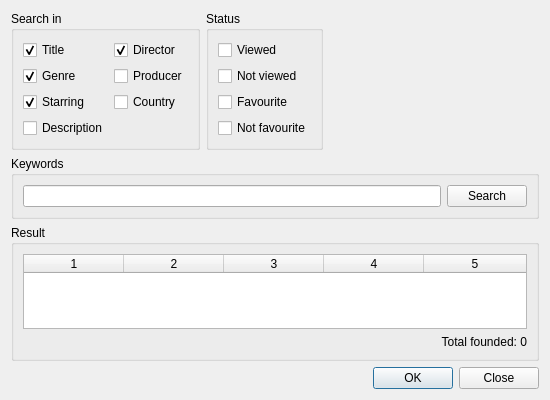
This is src/searchwindow.ui in eugene-melnik/alexandra as Qt 5 draws it before an edit. The edited form follows.
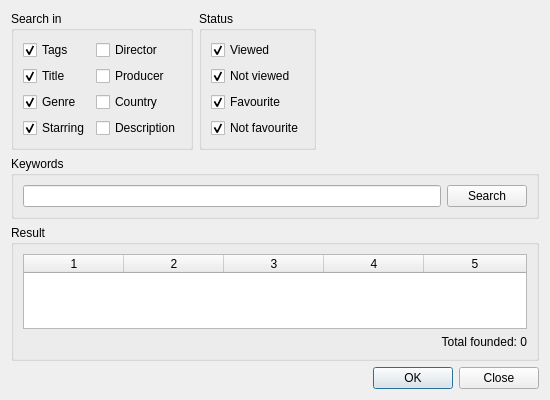
This is the edited form. Icons and pictures are not drawn.

What changed in the file:
```diff
--- a/src/searchwindow.ui
+++ b/src/searchwindow.ui
@@ -34,6 +34,16 @@
        <layout class="QHBoxLayout" name="horizontalLayout">
         <item>
          <layout class="QVBoxLayout" name="vl1">
+          <item>
+           <widget class="QCheckBox" name="checkBox_5">
+            <property name="text">
+             <string>Tags</string>
+            </property>
+            <property name="checked">
+             <bool>true</bool>
+            </property>
+           </widget>
+          </item>
           <item>
            <widget class="QCheckBox" name="cTitle">
             <property name="text">
@@ -64,13 +74,6 @@
             </property>
            </widget>
           </item>
-          <item>
-           <widget class="QCheckBox" name="cDescription">
-            <property name="text">
-             <string>Description</string>
-            </property>
-           </widget>
-          </item>
          </layout>
         </item>
         <item>
@@ -81,7 +84,7 @@
              <string>Director</string>
             </property>
             <property name="checked">
-             <bool>true</bool>
+             <bool>false</bool>
             </property>
            </widget>
           </item>
@@ -100,17 +103,11 @@
            </widget>
           </item>
           <item>
-           <spacer name="verticalSpacer">
-            <property name="orientation">
-             <enum>Qt::Vertical</enum>
+           <widget class="QCheckBox" name="cDescription">
+            <property name="text">
+             <string>Description</string>
             </property>
-            <property name="sizeHint" stdset="0">
-             <size>
-              <width>20</width>
-              <height>40</height>
-             </size>
-            </property>
-           </spacer>
+           </widget>
           </item>
          </layout>
         </item>
@@ -130,6 +127,9 @@
             <property name="text">
              <string>Viewed</string>
             </property>
+            <property name="checked">
+             <bool>true</bool>
+            </property>
            </widget>
           </item>
           <item>
@@ -137,6 +137,9 @@
             <property name="text">
              <string>Not viewed</string>
             </property>
+            <property name="checked">
+             <bool>true</bool>
+            </property>
            </widget>
           </item>
           <item>
@@ -144,6 +147,9 @@
             <property name="text">
              <string>Favourite</string>
             </property>
+            <property name="checked">
+             <bool>true</bool>
+            </property>
            </widget>
           </item>
           <item>
@@ -151,6 +157,9 @@
             <property name="text">
              <string>Not favourite</string>
             </property>
+            <property name="checked">
+             <bool>true</bool>
+            </property>
            </widget>
           </item>
          </layout>
```
